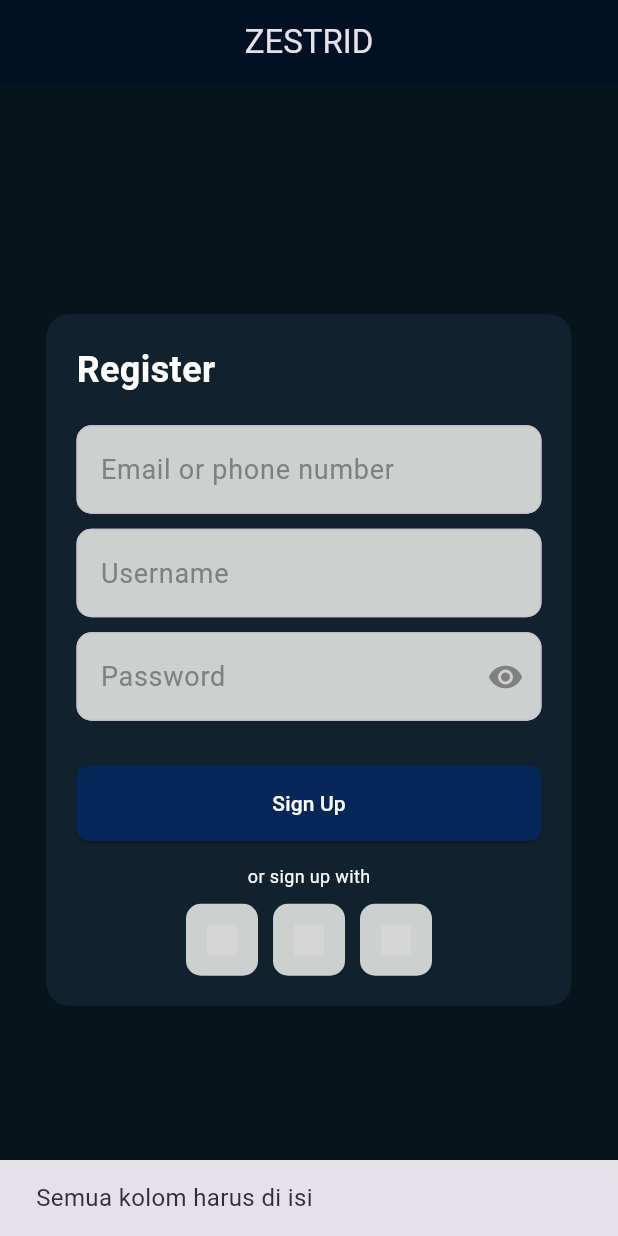
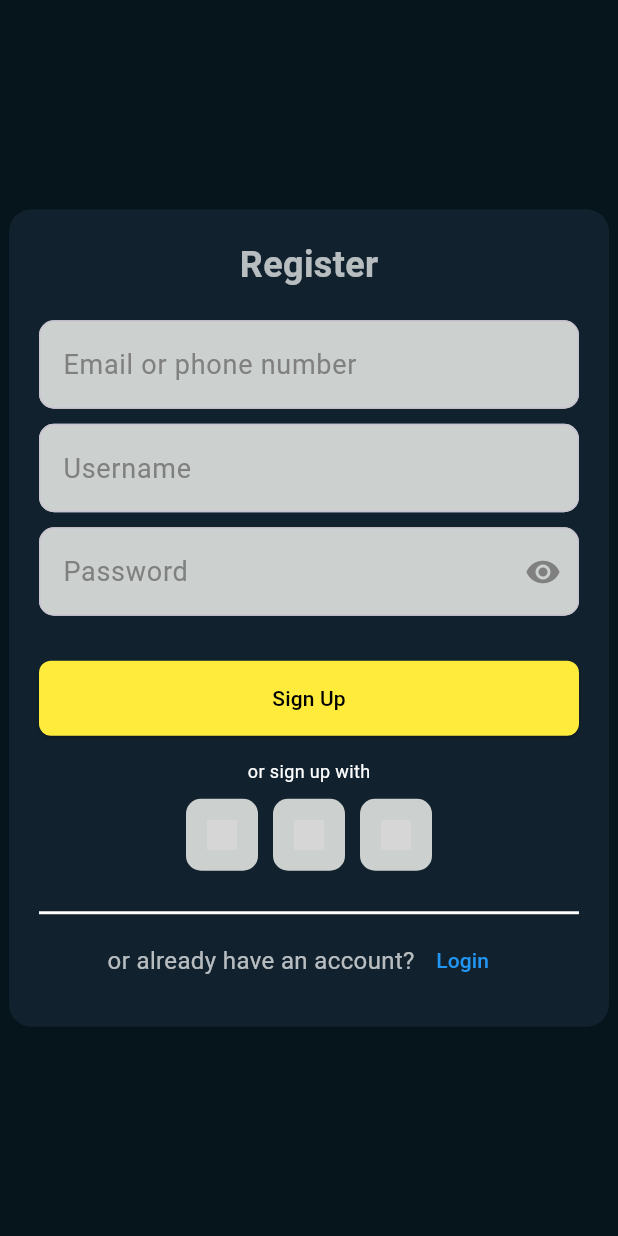
Before and after one commit to Boyzest-Saragih/streamingApp_Kelompok_8, a Flutter app: the RegisterScreen screen opened directly, after a tap on "Sign Up", on a phone screen of 412 x 824 dp. Run offline on Flutter 3.47's test engine with Material 3 defaults, Android fonts, the phone set to English and light mode, and no system bars; our stand-ins replace flutter_dotenv; grey boxes are pictures that could not be loaded.

Commit message:
for log book

```diff
--- a/lib/main.dart
+++ b/lib/main.dart
@@ -1,6 +1,7 @@
 import 'package:flutter/material.dart';
 import 'package:flutter_fe/screens/home_screen.dart';
 import 'package:flutter_dotenv/flutter_dotenv.dart';
+import 'package:flutter_fe/screens/login_screen.dart';
 import 'package:flutter_fe/screens/register_screen.dart';
 
 void main() async {
@@ -46,7 +47,7 @@ class MyApp extends StatelessWidget {
           ),
         ),
       ),
-      home: const RegisterScreen(),
+      home: const LoginScreen(),
     );
   }
 }
--- a/lib/screens/register_screen.dart
+++ b/lib/screens/register_screen.dart
@@ -1,4 +1,5 @@
 import 'package:flutter/material.dart';
+import 'package:flutter_fe/screens/home_screen.dart';
 import 'package:flutter_fe/screens/login_screen.dart';
 
 class RegisterScreen extends StatefulWidget {
@@ -19,45 +20,21 @@ class _RegisterScreenState extends State<RegisterScreen> {
     String username = _usenameController.text;
     String password = _passwordController.text;
 
-    if (email.isEmpty || username.isEmpty ||  password.isEmpty) {
-      ScaffoldMessenger.of(context).showSnackBar(
-        const SnackBar(content: Text("Semua kolom harus di isi")),
-      );
-      return;
-    }
-
-    if (password.length < 6) {
-       ScaffoldMessenger.of(context).showSnackBar(
-        const SnackBar(content: Text("Password minimal 6 karakter")),
-      );
-      return;
-    }
-
-     ScaffoldMessenger.of(context).showSnackBar(
-        const SnackBar(content: Text("Registrasi berhasil! Silahkan Login")),
-      );
-
-    Future.delayed(const Duration(seconds: 2), () {
+    if (email.isNotEmpty || username.isNotEmpty || password.isNotEmpty) {
       Navigator.pushReplacement(
         context,
-        MaterialPageRoute(builder: (context) => LoginScreen()),
+        MaterialPageRoute(builder: (context) => HomeScreen()),
       );
-    });
     }
-
+  }
 
   @override
   Widget build(BuildContext context) {
     return Scaffold(
       backgroundColor: const Color(0xFF06141B),
-      appBar: AppBar(
-        backgroundColor: Color(0xFF021024),
-        title: Text("ZESTRID"),
-        centerTitle: true,
-      ),
       body: Center(
         child: Container(
-          width: 350,
+          width: 400,
           padding: EdgeInsets.all(20),
           decoration: BoxDecoration(
             color: Color(0xFF11212D),
@@ -67,18 +44,14 @@ class _RegisterScreenState extends State<RegisterScreen> {
             mainAxisSize: MainAxisSize.min,
             children: [
               Align(
-                alignment: Alignment.centerLeft,
+                alignment: Alignment.center,
                 child: Text(
                   "Register",
-                style: TextStyle(
-                  fontSize: 24,
-                  fontWeight: FontWeight.bold,
-                  color: Colors.white,
-                ),
+                  style: TextStyle(fontSize: 24, fontWeight: FontWeight.bold),
                 ),
               ),
 
-              SizedBox(height: 20,),
+              SizedBox(height: 20),
               TextField(
                 cursorColor: Colors.grey,
                 style: TextStyle(color: Colors.black),
@@ -90,11 +63,11 @@ class _RegisterScreenState extends State<RegisterScreen> {
                   hintStyle: TextStyle(color: Color(0xFF808080)),
                   border: OutlineInputBorder(
                     borderRadius: BorderRadius.circular(10),
-                  )
+                  ),
                 ),
               ),
 
-              SizedBox(height: 10,),
+              SizedBox(height: 10),
               TextField(
                 cursorColor: Colors.grey,
                 style: TextStyle(color: Colors.black),
@@ -106,11 +79,11 @@ class _RegisterScreenState extends State<RegisterScreen> {
                   hintStyle: TextStyle(color: Color(0xFF808080)),
                   border: OutlineInputBorder(
                     borderRadius: BorderRadius.circular(10),
-                  )
+                  ),
                 ),
               ),
 
-              SizedBox(height: 10,),
+              SizedBox(height: 10),
               TextField(
                 cursorColor: Colors.grey,
                 style: TextStyle(color: Colors.black),
@@ -142,21 +115,18 @@ class _RegisterScreenState extends State<RegisterScreen> {
               ElevatedButton(
                 onPressed: _register,
                 style: ElevatedButton.styleFrom(
-                  backgroundColor: Color(0xFF052659),
                   minimumSize: Size(double.infinity, 50),
-
                 ),
-                child: const Text("Sign Up", style: TextStyle(color: Colors.white),),
+                child: const Text("Sign Up"),
               ),
 
-                SizedBox(height: 15,),
+              SizedBox(height: 15),
               Text(
                 "or sign up with",
-                  style: TextStyle(color: Colors.white, fontSize: 12,),
-
+                style: TextStyle(color: Colors.white, fontSize: 12),
               ),
 
-                SizedBox(height: 10,),
+              SizedBox(height: 10),
               Row(
                 mainAxisAlignment: MainAxisAlignment.center,
                 children: [
@@ -167,11 +137,7 @@ class _RegisterScreenState extends State<RegisterScreen> {
                     ),
                     child: IconButton(
                       onPressed: () {},
-                        icon: Image.asset(
-                          'google.png',
-                          width: 20,
-                          height: 20,
-                        ),
+                      icon: Image.asset('google.png', width: 20, height: 20),
                     ),
                   ),
 
@@ -183,11 +149,7 @@ class _RegisterScreenState extends State<RegisterScreen> {
                     ),
                     child: IconButton(
                       onPressed: () {},
-                        icon: Image.asset(
-                          'facebook.png',
-                          width: 20,
-                          height: 20,
-                        ),
+                      icon: Image.asset('facebook.png', width: 20, height: 20),
                     ),
                   ),
 
@@ -199,15 +161,32 @@ class _RegisterScreenState extends State<RegisterScreen> {
                     ),
                     child: IconButton(
                       onPressed: () {},
-                        icon: Image.asset(
-                          'apple.png',
-                          width: 20,
-                          height: 20,
+                      icon: Image.asset('apple.png', width: 20, height: 20),
                     ),
                   ),
+                ],
               ),
 
-
+              const SizedBox(height: 20),
+              Divider(color: Colors.white, thickness: 2),
+              Row(
+                mainAxisAlignment: MainAxisAlignment.center,
+                children: [
+                  const Text("or already have an account?"),
+                  SizedBox(width: 0),
+                  TextButton(
+                    style: TextButton.styleFrom(padding: EdgeInsets.all(0)),
+                    onPressed: () {
+                      Navigator.pushReplacement(
+                        context,
+                        MaterialPageRoute(builder: (context) => LoginScreen()),
+                      );
+                    },
+                    child: const Text(
+                      "Login",
+                      style: TextStyle(color: Colors.blue),
+                    ),
+                  ),
                 ],
               ),
             ],
```
Also changed, not shown: lib/screens/login_screen.dart (+55 -7 lines), lib/models/user.dart (deleted). Lines whose indentation alone changed are shown as unchanged.
